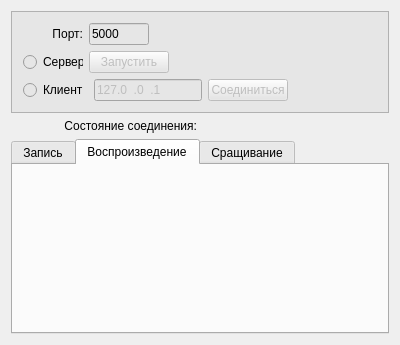
Qt form iprecorderwgt.ui (VorobetsRoman/ipRecorder) before a commit.
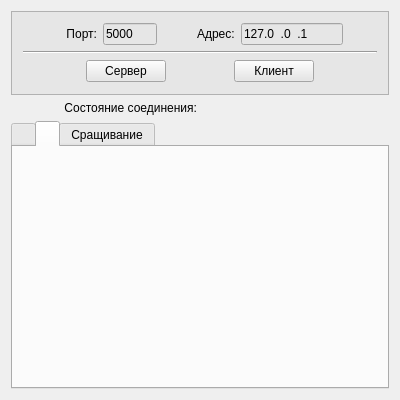
The same form after that commit. The open tabs and pages were chosen to show the change. Icons and pictures are not drawn. Custom widgets are drawn as their Qt base class.

The edit to the form file:
```diff
--- a/iprecorderwgt.ui
+++ b/iprecorderwgt.ui
@@ -7,7 +7,7 @@
     <x>0</x>
     <y>0</y>
     <width>400</width>
-    <height>345</height>
+    <height>400</height>
    </rect>
   </property>
   <property name="windowTitle">
@@ -16,6 +16,12 @@
   <layout class="QVBoxLayout" name="verticalLayout_5">
    <item>
     <widget class="QFrame" name="frame">
+     <property name="minimumSize">
+      <size>
+       <width>0</width>
+       <height>84</height>
+      </size>
+     </property>
      <property name="styleSheet">
       <string notr="true">background-color: rgb(230, 230, 230);</string>
      </property>
@@ -27,12 +33,25 @@
      </property>
      <layout class="QVBoxLayout" name="verticalLayout_2">
       <item>
-       <layout class="QHBoxLayout" name="horizontalLayout_3">
+       <layout class="QHBoxLayout" name="horizontalLayout">
+        <item>
+         <spacer name="horizontalSpacer_6">
+          <property name="orientation">
+           <enum>Qt::Horizontal</enum>
+          </property>
+          <property name="sizeHint" stdset="0">
+           <size>
+            <width>40</width>
+            <height>20</height>
+           </size>
+          </property>
+         </spacer>
+        </item>
         <item>
          <widget class="QLabel" name="label">
           <property name="minimumSize">
            <size>
-            <width>60</width>
+            <width>40</width>
             <height>0</height>
            </size>
           </property>
@@ -52,6 +71,12 @@
         </item>
         <item>
          <widget class="QLineEdit" name="lePortName">
+          <property name="minimumSize">
+           <size>
+            <width>51</width>
+            <height>0</height>
+           </size>
+          </property>
           <property name="maximumSize">
            <size>
             <width>60</width>
@@ -59,55 +84,18 @@
            </size>
           </property>
           <property name="inputMask">
-           <string>0000</string>
+           <string>00000</string>
           </property>
           <property name="text">
            <string>5000</string>
           </property>
-         </widget>
-        </item>
-        <item>
-         <spacer name="horizontalSpacer">
-          <property name="orientation">
-           <enum>Qt::Horizontal</enum>
+          <property name="maxLength">
+           <number>5</number>
           </property>
-          <property name="sizeHint" stdset="0">
-           <size>
-            <width>40</width>
-            <height>20</height>
-           </size>
-          </property>
-         </spacer>
-        </item>
-       </layout>
-      </item>
-      <item>
-       <layout class="QHBoxLayout" name="horizontalLayout">
-        <item>
-         <widget class="QRadioButton" name="rbServerChoice">
-          <property name="maximumSize">
-           <size>
-            <width>60</width>
-            <height>16777215</height>
-           </size>
-          </property>
-          <property name="text">
-           <string>Сервер</string>
-          </property>
          </widget>
         </item>
         <item>
-         <widget class="QPushButton" name="pbStartServer">
-          <property name="enabled">
-           <bool>false</bool>
-          </property>
-          <property name="text">
-           <string>Запустить</string>
-          </property>
-         </widget>
-        </item>
-        <item>
-         <spacer name="horizontalSpacer_2">
+         <spacer name="horizontalSpacer_4">
           <property name="orientation">
            <enum>Qt::Horizontal</enum>
           </property>
@@ -119,27 +107,23 @@
           </property>
          </spacer>
         </item>
-       </layout>
-      </item>
-      <item>
-       <layout class="QHBoxLayout" name="horizontalLayout_2">
         <item>
-         <widget class="QRadioButton" name="rbClientChoice">
-          <property name="maximumSize">
-           <size>
-            <width>80</width>
-            <height>16777215</height>
-           </size>
-          </property>
+         <widget class="QLabel" name="label_2">
           <property name="text">
-           <string>Клиент</string>
+           <string>Адрес:</string>
           </property>
          </widget>
         </item>
         <item>
          <widget class="QLineEdit" name="leServerName">
           <property name="enabled">
-           <bool>false</bool>
+           <bool>true</bool>
+          </property>
+          <property name="minimumSize">
+           <size>
+            <width>91</width>
+            <height>0</height>
+           </size>
           </property>
           <property name="maximumSize">
            <size>
@@ -156,9 +140,73 @@
          </widget>
         </item>
         <item>
+         <spacer name="horizontalSpacer_5">
+          <property name="orientation">
+           <enum>Qt::Horizontal</enum>
+          </property>
+          <property name="sizeHint" stdset="0">
+           <size>
+            <width>40</width>
+            <height>20</height>
+           </size>
+          </property>
+         </spacer>
+        </item>
+       </layout>
+      </item>
+      <item>
+       <widget class="Line" name="line">
+        <property name="orientation">
+         <enum>Qt::Horizontal</enum>
+        </property>
+       </widget>
+      </item>
+      <item>
+       <layout class="QHBoxLayout" name="horizontalLayout_2">
+        <item>
+         <spacer name="horizontalSpacer">
+          <property name="orientation">
+           <enum>Qt::Horizontal</enum>
+          </property>
+          <property name="sizeHint" stdset="0">
+           <size>
+            <width>40</width>
+            <height>20</height>
+           </size>
+          </property>
+         </spacer>
+        </item>
+        <item>
+         <widget class="QPushButton" name="pbStartServer">
+          <property name="enabled">
+           <bool>true</bool>
+          </property>
+          <property name="text">
+           <string>Сервер</string>
+          </property>
+          <property name="icon">
+           <iconset resource="buttons.qrc">
+            <normaloff>:/Buttons/media-play-16.png</normaloff>:/Buttons/media-play-16.png</iconset>
+          </property>
+         </widget>
+        </item>
+        <item>
+         <spacer name="horizontalSpacer_2">
+          <property name="orientation">
+           <enum>Qt::Horizontal</enum>
+          </property>
+          <property name="sizeHint" stdset="0">
+           <size>
+            <width>40</width>
+            <height>20</height>
+           </size>
+          </property>
+         </spacer>
+        </item>
+        <item>
          <widget class="QPushButton" name="pbConnectToServer">
           <property name="enabled">
-           <bool>false</bool>
+           <bool>true</bool>
           </property>
           <property name="maximumSize">
            <size>
@@ -167,7 +215,11 @@
            </size>
           </property>
           <property name="text">
-           <string>Соединиться</string>
+           <string>Клиент</string>
+          </property>
+          <property name="icon">
+           <iconset resource="buttons.qrc">
+            <normaloff>:/Buttons/media-play-16.png</normaloff>:/Buttons/media-play-16.png</iconset>
           </property>
          </widget>
         </item>
@@ -220,7 +272,7 @@
      </property>
      <widget class="QWidget" name="tab">
       <attribute name="title">
-       <string>Запись</string>
+       <string/>
       </attribute>
       <layout class="QVBoxLayout" name="verticalLayout_3">
        <item>
@@ -230,7 +282,7 @@
      </widget>
      <widget class="QWidget" name="tab_2">
       <attribute name="title">
-       <string>Воспроизведение</string>
+       <string/>
       </attribute>
       <layout class="QVBoxLayout" name="verticalLayout_4">
        <item>
```
Left out of the diff: 16 changed lines with no effect on the pictures.
